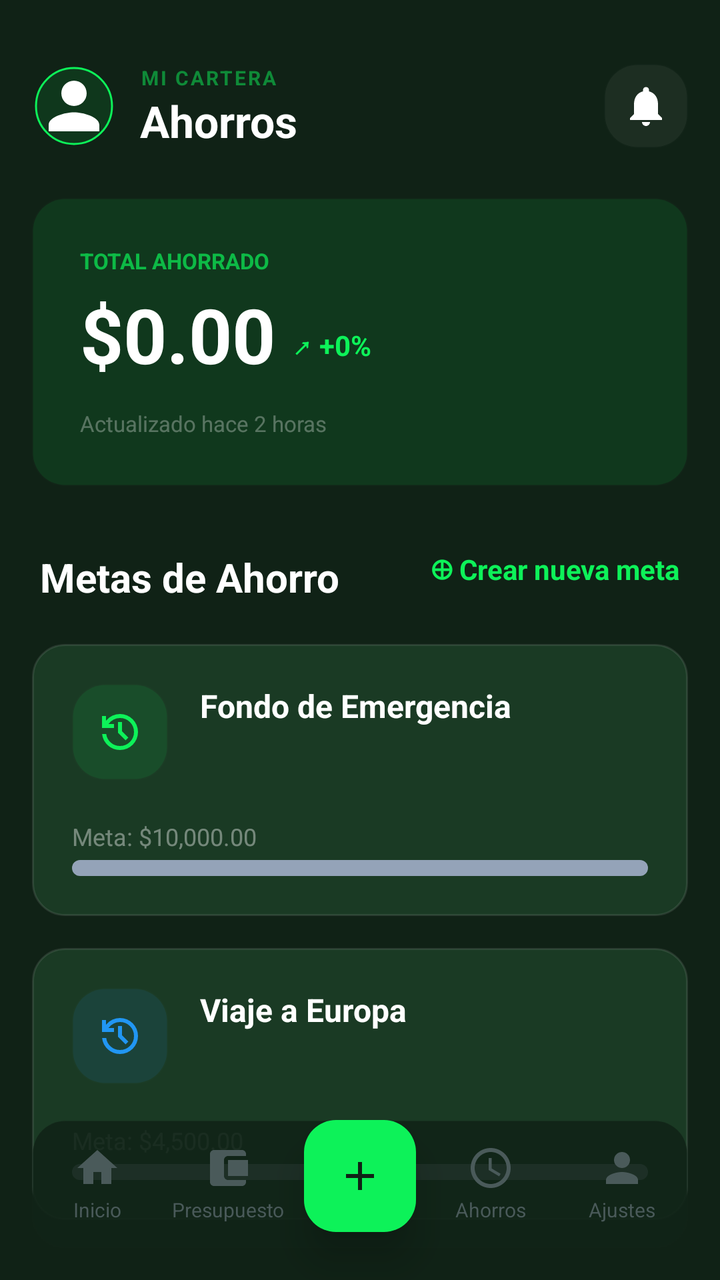
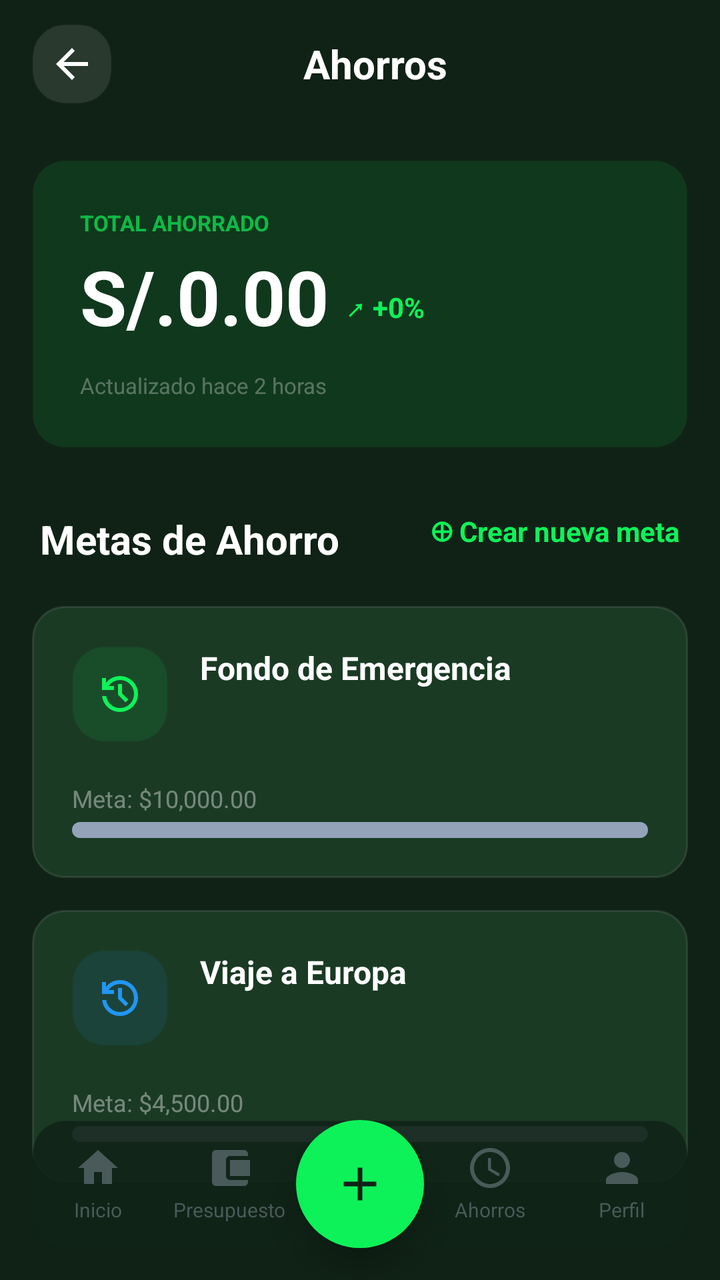

Screens rendered from an Android XML layout before and after an edit, with the pre-edit source and the edit as a unified diff.
<!-- AndroidManifest.xml: application theme Theme.IngresosGastosApp -->
<!-- res/layout/activity_ahorros.xml -->
<?xml version="1.0" encoding="utf-8"?>
<androidx.constraintlayout.widget.ConstraintLayout xmlns:android="http://schemas.android.com/apk/res/android"
    xmlns:app="http://schemas.android.com/apk/res-auto"
    xmlns:tools="http://schemas.android.com/tools"
    android:layout_width="match_parent"
    android:layout_height="match_parent"
    android:background="@color/stitch_background">

    
    <androidx.core.widget.NestedScrollView
        android:id="@+id/scroll_content"
        android:layout_width="match_parent"
        android:layout_height="0dp"
        android:clipToPadding="false"
        android:fillViewport="true"
        app:layout_constraintBottom_toBottomOf="parent"
        app:layout_constraintTop_toTopOf="parent">

        <LinearLayout
            android:layout_width="match_parent"
            android:layout_height="wrap_content"
            android:orientation="vertical"
            android:padding="16dp"
            android:paddingBottom="120dp">

            
            <RelativeLayout
                android:layout_width="match_parent"
                android:layout_height="wrap_content"
                android:layout_marginTop="16dp"
                android:layout_marginBottom="24dp">

                <com.google.android.material.imageview.ShapeableImageView
                    android:id="@+id/img_profile_ahorros"
                    android:layout_width="42dp"
                    android:layout_height="42dp"
                    android:src="@drawable/ic_person"
                    android:background="#1A0DF259"
                    android:padding="2dp"
                    app:shapeAppearanceOverlay="@style/CircleImage"
                    app:strokeColor="@color/stitch_primary"
                    app:strokeWidth="1dp"/>

                <LinearLayout
                    android:layout_width="wrap_content"
                    android:layout_height="wrap_content"
                    android:layout_toEndOf="@id/img_profile_ahorros"
                    android:layout_marginStart="12dp"
                    android:orientation="vertical">
                    <TextView
                        android:layout_width="wrap_content"
                        android:layout_height="wrap_content"
                        android:text="MI CARTERA"
                        android:textColor="#800DF259"
                        android:textSize="10sp"
                        android:textStyle="bold"
                        android:letterSpacing="0.1"/>
                    <TextView
                        android:layout_width="wrap_content"
                        android:layout_height="wrap_content"
                        android:text="Ahorros"
                        android:textColor="@color/white"
                        android:textSize="22sp"
                        android:textStyle="bold"/>
                </LinearLayout>

                <ImageButton
                    android:layout_width="42dp"
                    android:layout_height="42dp"
                    android:layout_alignParentEnd="true"
                    android:background="@drawable/bg_stitch_card"
                    android:backgroundTint="#0DFFFFFF"
                    android:src="@drawable/ic_notifications"
                    app:tint="@color/white" />
            </RelativeLayout>

            
            <androidx.constraintlayout.widget.ConstraintLayout
                android:layout_width="match_parent"
                android:layout_height="wrap_content"
                android:background="@drawable/bg_stitch_card"
                android:backgroundTint="#1A0DF259"
                android:padding="24dp"
                android:layout_marginBottom="32dp">

                <TextView
                    android:id="@+id/label_total"
                    android:layout_width="wrap_content"
                    android:layout_height="wrap_content"
                    android:text="TOTAL AHORRADO"
                    android:textColor="#B30DF259"
                    android:textSize="11sp"
                    android:textStyle="bold"
                    app:layout_constraintTop_toTopOf="parent"
                    app:layout_constraintStart_toStartOf="parent" />

                <TextView
                    android:id="@+id/tv_total_ahorrado"
                    android:layout_width="wrap_content"
                    android:layout_height="wrap_content"
                    android:text="$0.00"
                    android:textColor="@color/white"
                    android:textSize="38sp"
                    android:textStyle="bold"
                    android:layout_marginTop="4dp"
                    app:layout_constraintTop_toBottomOf="@id/label_total"
                    app:layout_constraintStart_toStartOf="parent" />

                <TextView
                    android:layout_width="wrap_content"
                    android:layout_height="wrap_content"
                    android:text="↗ +0%"
                    android:textColor="@color/stitch_primary"
                    android:textStyle="bold"
                    android:textSize="14sp"
                    android:layout_marginStart="8dp"
                    app:layout_constraintBottom_toBottomOf="@id/tv_total_ahorrado"
                    app:layout_constraintStart_toEndOf="@id/tv_total_ahorrado"
                    android:layout_marginBottom="10dp" />

                <TextView
                    android:layout_width="wrap_content"
                    android:layout_height="wrap_content"
                    android:text="Actualizado hace 2 horas"
                    android:textColor="#4DFFFFFF"
                    android:textSize="11sp"
                    android:layout_marginTop="12dp"
                    app:layout_constraintTop_toBottomOf="@id/tv_total_ahorrado"
                    app:layout_constraintStart_toStartOf="parent" />
            </androidx.constraintlayout.widget.ConstraintLayout>

            
            <RelativeLayout
                android:layout_width="match_parent"
                android:layout_height="wrap_content"
                android:layout_marginBottom="20dp"
                android:paddingHorizontal="4dp">
                <TextView
                    android:layout_width="wrap_content"
                    android:layout_height="wrap_content"
                    android:text="Metas de Ahorro"
                    android:textColor="@color/white"
                    android:textSize="20sp"
                    android:textStyle="bold"/>
                <TextView
                    android:id="@+id/btn_crear_meta"
                    android:layout_width="wrap_content"
                    android:layout_height="wrap_content"
                    android:layout_alignParentEnd="true"
                    android:text="⊕ Crear nueva meta"
                    android:textColor="@color/stitch_primary"
                    android:textStyle="bold"
                    android:textSize="14sp"/>
            </RelativeLayout>

            
            <LinearLayout
                android:layout_width="match_parent"
                android:layout_height="wrap_content"
                android:orientation="vertical">

                <androidx.constraintlayout.widget.ConstraintLayout
                    android:id="@+id/card_meta_emergencia"
                    android:layout_width="match_parent"
                    android:layout_height="wrap_content"
                    android:background="@drawable/bg_stitch_card"
                    android:padding="20dp"
                    android:layout_marginBottom="16dp"
                    android:clickable="true"
                    android:focusable="true"
                    android:foreground="?attr/selectableItemBackground">

                    <View
                        android:id="@+id/icon_bg_1"
                        android:layout_width="48dp"
                        android:layout_height="48dp"
                        android:background="@drawable/bg_stitch_card"
                        android:backgroundTint="#1A0DF259"
                        app:layout_constraintTop_toTopOf="parent"
                        app:layout_constraintStart_toStartOf="parent" />

                    <ImageView
                        android:layout_width="24dp"
                        android:layout_height="24dp"
                        android:src="@drawable/ic_history"
                        app:tint="@color/stitch_primary"
                        app:layout_constraintTop_toTopOf="@id/icon_bg_1"
                        app:layout_constraintBottom_toBottomOf="@id/icon_bg_1"
                        app:layout_constraintStart_toStartOf="@id/icon_bg_1"
                        app:layout_constraintEnd_toEndOf="@id/icon_bg_1" />

                    <TextView
                        android:layout_width="wrap_content"
                        android:layout_height="wrap_content"
                        android:text="Fondo de Emergencia"
                        android:textColor="@color/white"
                        android:textStyle="bold"
                        android:textSize="16sp"
                        android:layout_marginStart="16dp"
                        app:layout_constraintTop_toTopOf="@id/icon_bg_1"
                        app:layout_constraintStart_toEndOf="@id/icon_bg_1" />

                    <TextView
                        android:layout_width="wrap_content"
                        android:layout_height="wrap_content"
                        android:text="Meta: $10,000.00"
                        android:textColor="#66FFFFFF"
                        android:textSize="12sp"
                        android:layout_marginTop="20dp"
                        app:layout_constraintTop_toBottomOf="@id/icon_bg_1"
                        app:layout_constraintStart_toStartOf="parent" />

                    <ProgressBar
                        style="@android:style/Widget.ProgressBar.Horizontal"
                        android:layout_width="match_parent"
                        android:layout_height="8dp"
                        android:layout_marginTop="40dp"
                        android:progress="0"
                        android:progressDrawable="@drawable/progress_bar_green"
                        app:layout_constraintTop_toBottomOf="@id/icon_bg_1" />
                </androidx.constraintlayout.widget.ConstraintLayout>

                <androidx.constraintlayout.widget.ConstraintLayout
                    android:id="@+id/card_meta_viaje"
                    android:layout_width="match_parent"
                    android:layout_height="wrap_content"
                    android:background="@drawable/bg_stitch_card"
                    android:padding="20dp"
                    android:layout_marginBottom="16dp"
                    android:clickable="true"
                    android:focusable="true"
                    android:foreground="?attr/selectableItemBackground">

                    <View
                        android:id="@+id/icon_bg_2"
                        android:layout_width="48dp"
                        android:layout_height="48dp"
                        android:background="@drawable/bg_stitch_card"
                        android:backgroundTint="#1A2196F3"
                        app:layout_constraintTop_toTopOf="parent"
                        app:layout_constraintStart_toStartOf="parent" />

                    <ImageView
                        android:layout_width="24dp"
                        android:layout_height="24dp"
                        android:src="@drawable/ic_history"
                        app:tint="#2196F3"
                        app:layout_constraintTop_toTopOf="@id/icon_bg_2"
                        app:layout_constraintBottom_toBottomOf="@id/icon_bg_2"
                        app:layout_constraintStart_toStartOf="@id/icon_bg_2"
                        app:layout_constraintEnd_toEndOf="@id/icon_bg_2" />

                    <TextView
                        android:layout_width="wrap_content"
                        android:layout_height="wrap_content"
                        android:text="Viaje a Europa"
                        android:textColor="@color/white"
                        android:textStyle="bold"
                        android:textSize="16sp"
                        android:layout_marginStart="16dp"
                        app:layout_constraintTop_toTopOf="@id/icon_bg_2"
                        app:layout_constraintStart_toEndOf="@id/icon_bg_2" />

                    <TextView
                        android:layout_width="wrap_content"
                        android:layout_height="wrap_content"
                        android:text="Meta: $4,500.00"
                        android:textColor="#66FFFFFF"
                        android:textSize="12sp"
                        android:layout_marginTop="20dp"
                        app:layout_constraintTop_toBottomOf="@id/icon_bg_2"
                        app:layout_constraintStart_toStartOf="parent" />

                    <ProgressBar
                        style="@android:style/Widget.ProgressBar.Horizontal"
                        android:layout_width="match_parent"
                        android:layout_height="8dp"
                        android:layout_marginTop="40dp"
                        android:progress="0"
                        android:progressDrawable="@drawable/progress_bar_green"
                        app:layout_constraintTop_toBottomOf="@id/icon_bg_2" />
                </androidx.constraintlayout.widget.ConstraintLayout>

            </LinearLayout>

        </LinearLayout>
    </androidx.core.widget.NestedScrollView>

    
    <include
        layout="@layout/layout_bottom_navigation"
        android:layout_width="0dp"
        android:layout_height="wrap_content"
        app:layout_constraintBottom_toBottomOf="parent"
        app:layout_constraintEnd_toEndOf="parent"
        app:layout_constraintStart_toStartOf="parent" />

</androidx.constraintlayout.widget.ConstraintLayout>
<!-- res/layout/layout_bottom_navigation.xml (included above) -->
<?xml version="1.0" encoding="utf-8"?>
<FrameLayout xmlns:android="http://schemas.android.com/apk/res/android"
    xmlns:app="http://schemas.android.com/apk/res-auto"
    android:id="@+id/bottom_nav_container"
    android:layout_width="match_parent"
    android:layout_height="wrap_content"
    android:layout_gravity="bottom">

    
    <LinearLayout
        android:layout_width="match_parent"
        android:layout_height="64dp"
        android:layout_marginStart="16dp"
        android:layout_marginEnd="16dp"
        android:layout_marginBottom="16dp"
        android:background="@drawable/bg_stitch_card"
        android:backgroundTint="#E6102216"
        android:elevation="8dp"
        android:gravity="center_vertical"
        android:orientation="horizontal">

        
        <LinearLayout
            android:id="@+id/nav_item_inicio"
            android:layout_width="0dp"
            android:layout_height="match_parent"
            android:layout_weight="1"
            android:gravity="center"
            android:orientation="vertical"
            android:clickable="true"
            android:focusable="true"
            android:background="?attr/selectableItemBackgroundBorderless"
            android:paddingVertical="8dp">

            <ImageView
                android:id="@+id/nav_icon_inicio"
                android:layout_width="24dp"
                android:layout_height="24dp"
                android:src="@drawable/ic_home"
                app:tint="#4A5A5A" />

            <TextView
                android:id="@+id/nav_text_inicio"
                android:layout_width="wrap_content"
                android:layout_height="wrap_content"
                android:layout_marginTop="2dp"
                android:text="Inicio"
                android:textColor="#4A5A5A"
                android:textSize="10sp" />
        </LinearLayout>

        
        <LinearLayout
            android:id="@+id/nav_item_presupuesto"
            android:layout_width="0dp"
            android:layout_height="match_parent"
            android:layout_weight="1"
            android:gravity="center"
            android:orientation="vertical"
            android:clickable="true"
            android:focusable="true"
            android:background="?attr/selectableItemBackgroundBorderless"
            android:paddingVertical="8dp">

            <ImageView
                android:id="@+id/nav_icon_presupuesto"
                android:layout_width="24dp"
                android:layout_height="24dp"
                android:src="@drawable/ic_wallet"
                app:tint="#4A5A5A" />

            <TextView
                android:id="@+id/nav_text_presupuesto"
                android:layout_width="wrap_content"
                android:layout_height="wrap_content"
                android:layout_marginTop="2dp"
                android:text="Presupuesto"
                android:textColor="#4A5A5A"
                android:textSize="10sp" />
        </LinearLayout>

        
        <View
            android:layout_width="0dp"
            android:layout_height="match_parent"
            android:layout_weight="1" />

        
        <LinearLayout
            android:id="@+id/nav_item_ahorros"
            android:layout_width="0dp"
            android:layout_height="match_parent"
            android:layout_weight="1"
            android:gravity="center"
            android:orientation="vertical"
            android:clickable="true"
            android:focusable="true"
            android:background="?attr/selectableItemBackgroundBorderless"
            android:paddingVertical="8dp">

            <ImageView
                android:id="@+id/nav_icon_ahorros"
                android:layout_width="24dp"
                android:layout_height="24dp"
                android:src="@drawable/ic_goal"
                app:tint="#4A5A5A" />

            <TextView
                android:id="@+id/nav_text_ahorros"
                android:layout_width="wrap_content"
                android:layout_height="wrap_content"
                android:layout_marginTop="2dp"
                android:text="Ahorros"
                android:textColor="#4A5A5A"
                android:textSize="10sp" />
        </LinearLayout>

        
        <LinearLayout
            android:id="@+id/nav_item_ajustes"
            android:layout_width="0dp"
            android:layout_height="match_parent"
            android:layout_weight="1"
            android:gravity="center"
            android:orientation="vertical"
            android:clickable="true"
            android:focusable="true"
            android:background="?attr/selectableItemBackgroundBorderless"
            android:paddingVertical="8dp">

            <ImageView
                android:id="@+id/nav_icon_ajustes"
                android:layout_width="24dp"
                android:layout_height="24dp"
                android:src="@drawable/ic_person"
                app:tint="#4A5A5A" />

            <TextView
                android:id="@+id/nav_text_ajustes"
                android:layout_width="wrap_content"
                android:layout_height="wrap_content"
                android:layout_marginTop="2dp"
                android:text="Ajustes"
                android:textColor="#4A5A5A"
                android:textSize="10sp" />
        </LinearLayout>

    </LinearLayout>

    
    <com.google.android.material.floatingactionbutton.FloatingActionButton
        android:id="@+id/fab_add"
        android:layout_width="wrap_content"
        android:layout_height="wrap_content"
        android:layout_gravity="center_horizontal"
        android:src="@drawable/ic_add"
        app:backgroundTint="@color/stitch_primary"
        app:borderWidth="0dp"
        app:elevation="12dp"
        app:fabSize="normal"
        app:tint="@color/stitch_background" />

</FrameLayout>
<!-- resources referenced by this layout -->
<resources>
  <color name="stitch_background">#102216</color>
  <color name="stitch_primary">#0df259</color>
  <color name="white">#FFFFFFFF</color>
  <!-- drawable bg_stitch_card (drawable) -->
  <?xml version="1.0" encoding="utf-8"?>
  <shape xmlns:android="http://schemas.android.com/apk/res/android">
      <solid android:color="#1A3A24" />
      <corners android:radius="16dp" />
      <stroke android:width="1dp" android:color="#1AFFFFFF" />
  </shape>
  <!-- drawable ic_add (drawable) -->
  <vector xmlns:android="http://schemas.android.com/apk/res/android" android:height="24dp" android:tint="#000000" android:viewportHeight="24" android:viewportWidth="24" android:width="24dp">
        
      <path android:fillColor="@android:color/white" android:pathData="M19,13h-6v6h-2v-6H5v-2h6V5h2v6h6v2z"/>
      
  </vector>
  <!-- drawable ic_goal (drawable) -->
  <?xml version="1.0" encoding="utf-8"?>
  <vector xmlns:android="http://schemas.android.com/apk/res/android"
      android:width="24dp"
      android:height="24dp"
      android:viewportWidth="24"
      android:viewportHeight="24">
      <path
          android:fillColor="@color/green_accent"
          android:pathData="M12,2C6.48,2 2,6.48 2,12s4.48,10 10,10 10,-4.48 10,-10S17.52,2 12,2zM12,20c-4.42,0 -8,-3.58 -8,-8s3.58,-8 8,-8 8,3.58 8,8 -3.58,8 -8,8zM12.5,7H11v6l5.25,3.15 0.75,-1.23 -4.5,-2.67z"/>
  </vector>
  <!-- drawable ic_home (drawable) -->
  <?xml version="1.0" encoding="utf-8"?>
  <vector xmlns:android="http://schemas.android.com/apk/res/android"
      android:width="24dp"
      android:height="24dp"
      android:viewportWidth="24"
      android:viewportHeight="24">
      <path
          android:fillColor="@color/white"
          android:pathData="M10,20v-6h4v6h5v-8h3L12,3 2,12h3v8z"/>
  </vector>
  <!-- drawable ic_notifications (drawable) -->
  <?xml version="1.0" encoding="utf-8"?>
  <vector xmlns:android="http://schemas.android.com/apk/res/android"
      android:width="24dp"
      android:height="24dp"
      android:viewportWidth="24"
      android:viewportHeight="24">
      <path
          android:fillColor="@color/white"
          android:pathData="M12,22c1.1,0 2,-0.9 2,-2h-4c0,1.1 0.89,2 2,2zM18,16v-5c0,-3.07 -1.64,-5.64 -4.5,-6.32L13.5,4c0,-0.83 -0.67,-1.5 -1.5,-1.5s-1.5,0.67 -1.5,1.5v0.68C7.63,5.36 6,7.92 6,11v5l-2,2v1h16v-1l-2,-2z"/>
  </vector>
  <!-- drawable ic_person (drawable) -->
  <?xml version="1.0" encoding="utf-8"?>
  <vector xmlns:android="http://schemas.android.com/apk/res/android"
      android:width="24dp"
      android:height="24dp"
      android:viewportWidth="24"
      android:viewportHeight="24">
      <path
          android:fillColor="@color/white"
          android:pathData="M12,12c2.21,0 4,-1.79 4,-4s-1.79,-4 -4,-4 -4,1.79 -4,4 1.79,4 4,4zM12,14c-2.67,0 -8,1.34 -8,4v2h16v-2c0,-2.66 -5.33,-4 -8,-4z"/>
  </vector>
  <!-- drawable ic_wallet (drawable) -->
  <?xml version="1.0" encoding="utf-8"?>
  <vector xmlns:android="http://schemas.android.com/apk/res/android"
      android:width="24dp"
      android:height="24dp"
      android:viewportWidth="24"
      android:viewportHeight="24">
      <path
          android:fillColor="@color/green_accent"
          android:pathData="M21,18v1c0,1.1 -0.9,2 -2,2H5c-1.11,0 -2,-0.9 -2,-2V5c0,-1.1 0.89,-2 2,-2h14c1.1,0 2,0.9 2,2v1h-9c-1.11,0 -2,0.9 -2,2v8c0,1.1 0.89,2 2,2h9zM12,16h10V8H12v8z"/>
  </vector>
  <style name="CircleImage">
          <item name="cornerSize">50%</item>
      </style>
  <style name="Theme.IngresosGastosApp" parent="Base.Theme.IngresosGastosApp" />
  <color name="green_accent">#22C55E</color>
  <color name="text_on_dark_muted">#94A3B8</color>
  <color name="bg_dark_card">#1A2E19</color>
  <color name="bg_dark">#0D1F0C</color>
  <!-- unchanged entries left out for length: 3 -->
</resources>

<!-- the commit's change to res/layout/activity_ahorros.xml (unified diff, before → after) -->
@@ -1,20 +1,58 @@
 <?xml version="1.0" encoding="utf-8"?>
-<androidx.constraintlayout.widget.ConstraintLayout xmlns:android="http://schemas.android.com/apk/res/android"
+<androidx.constraintlayout.widget.ConstraintLayout
+    xmlns:android="http://schemas.android.com/apk/res/android"
     xmlns:app="http://schemas.android.com/apk/res-auto"
     xmlns:tools="http://schemas.android.com/tools"
     android:layout_width="match_parent"
     android:layout_height="match_parent"
     android:background="@color/stitch_background">
 
+    <androidx.appcompat.widget.Toolbar
+        android:id="@+id/toolbarAhorro"
+        android:layout_width="0dp"
+        android:layout_height="?attr/actionBarSize"
+        android:background="@color/stitch_background"
+        android:elevation="0dp"
+        app:layout_constraintEnd_toEndOf="parent"
+        app:layout_constraintStart_toStartOf="parent"
+        app:layout_constraintTop_toTopOf="parent">
+
+        <RelativeLayout
+            android:layout_width="match_parent"
+            android:layout_height="match_parent"
+            android:paddingEnd="16dp">
+
+            <ImageButton
+                android:id="@+id/btnBack"
+                android:layout_width="40dp"
+                android:layout_height="40dp"
+                android:layout_centerVertical="true"
+                android:background="@drawable/bg_stitch_card"
+                android:backgroundTint="#1AFFFFFF"
+                android:src="@drawable/ic_arrow_back"
+                app:tint="@color/white" />
+
+            <TextView
+                android:layout_width="wrap_content"
+                android:layout_height="wrap_content"
+                android:layout_centerInParent="true"
+                android:text="Ahorros"
+                android:textColor="@color/white"
+                android:textSize="20sp"
+                android:textStyle="bold" />
+        </RelativeLayout>
+    </androidx.appcompat.widget.Toolbar>
+
     
     <androidx.core.widget.NestedScrollView
         android:id="@+id/scroll_content"
-        android:layout_width="match_parent"
+        android:layout_width="0dp"
         android:layout_height="0dp"
         android:clipToPadding="false"
-        android:fillViewport="true"
         app:layout_constraintBottom_toBottomOf="parent"
-        app:layout_constraintTop_toTopOf="parent">
+        app:layout_constraintEnd_toEndOf="parent"
+        app:layout_constraintStart_toStartOf="parent"
+        app:layout_constraintTop_toBottomOf="@id/toolbarAhorro">
 
         <LinearLayout
             android:layout_width="match_parent"
@@ -24,57 +62,6 @@
             android:paddingBottom="120dp">
 
             
-            <RelativeLayout
-                android:layout_width="match_parent"
-                android:layout_height="wrap_content"
-                android:layout_marginTop="16dp"
-                android:layout_marginBottom="24dp">
-
-                <com.google.android.material.imageview.ShapeableImageView
-                    android:id="@+id/img_profile_ahorros"
-                    android:layout_width="42dp"
-                    android:layout_height="42dp"
-                    android:src="@drawable/ic_person"
-                    android:background="#1A0DF259"
-                    android:padding="2dp"
-                    app:shapeAppearanceOverlay="@style/CircleImage"
-                    app:strokeColor="@color/stitch_primary"
-                    app:strokeWidth="1dp"/>
-
-                <LinearLayout
-                    android:layout_width="wrap_content"
-                    android:layout_height="wrap_content"
-                    android:layout_toEndOf="@id/img_profile_ahorros"
-                    android:layout_marginStart="12dp"
-                    android:orientation="vertical">
-                    <TextView
-                        android:layout_width="wrap_content"
-                        android:layout_height="wrap_content"
-                        android:text="MI CARTERA"
-                        android:textColor="#800DF259"
-                        android:textSize="10sp"
-                        android:textStyle="bold"
-                        android:letterSpacing="0.1"/>
-                    <TextView
-                        android:layout_width="wrap_content"
-                        android:layout_height="wrap_content"
-                        android:text="Ahorros"
-                        android:textColor="@color/white"
-                        android:textSize="22sp"
-                        android:textStyle="bold"/>
-                </LinearLayout>
-
-                <ImageButton
-                    android:layout_width="42dp"
-                    android:layout_height="42dp"
-                    android:layout_alignParentEnd="true"
-                    android:background="@drawable/bg_stitch_card"
-                    android:backgroundTint="#0DFFFFFF"
-                    android:src="@drawable/ic_notifications"
-                    app:tint="@color/white" />
-            </RelativeLayout>
-
-            
             <androidx.constraintlayout.widget.ConstraintLayout
                 android:layout_width="match_parent"
                 android:layout_height="wrap_content"
@@ -98,7 +85,7 @@
                     android:id="@+id/tv_total_ahorrado"
                     android:layout_width="wrap_content"
                     android:layout_height="wrap_content"
-                    android:text="$0.00"
+                    android:text="S/.0.00"
                     android:textColor="@color/white"
                     android:textSize="38sp"
                     android:textStyle="bold"
@@ -289,7 +276,7 @@
     
     <include
         layout="@layout/layout_bottom_navigation"
-        android:layout_width="0dp"
+        android:layout_width="match_parent"
         android:layout_height="wrap_content"
         app:layout_constraintBottom_toBottomOf="parent"
         app:layout_constraintEnd_toEndOf="parent"
@@ -303,6 +290,8 @@
     android:id="@+id/bottom_nav_container"
     android:layout_width="match_parent"
     android:layout_height="wrap_content"
+    android:clipChildren="false"
+    android:clipToPadding="false"
     android:layout_gravity="bottom">
 
     
@@ -377,12 +366,19 @@
                 android:textColor="#4A5A5A"
                 android:textSize="10sp" />
         </LinearLayout>
-
-        
-        <View
-            android:layout_width="0dp"
-            android:layout_height="match_parent"
-            android:layout_weight="1" />
+        <com.google.android.material.floatingactionbutton.FloatingActionButton
+            android:id="@+id/fab_add"
+            android:layout_width="100dp"
+            android:layout_height="64dp"
+            android:layout_gravity="center_horizontal"
+            android:src="@drawable/ic_add"
+            app:backgroundTint="@color/stitch_primary"
+            app:borderWidth="0dp"
+            app:elevation="12dp"
+            app:fabCustomSize="64dp"
+            app:maxImageSize="28dp"
+            app:shapeAppearanceOverlay="@style/ShapeAppearanceOverlay.MaterialComponents.FloatingActionButton"
+            app:tint="@color/stitch_background" />
 
         
         <LinearLayout
@@ -439,24 +435,16 @@
                 android:layout_width="wrap_content"
                 android:layout_height="wrap_content"
                 android:layout_marginTop="2dp"
-                android:text="Ajustes"
+                android:text="Perfil"
                 android:textColor="#4A5A5A"
                 android:textSize="10sp" />
         </LinearLayout>
 
+
+
     </LinearLayout>
 
     
-    <com.google.android.material.floatingactionbutton.FloatingActionButton
-        android:id="@+id/fab_add"
-        android:layout_width="wrap_content"
-        android:layout_height="wrap_content"
-        android:layout_gravity="center_horizontal"
-        android:src="@drawable/ic_add"
-        app:backgroundTint="@color/stitch_primary"
-        app:borderWidth="0dp"
-        app:elevation="12dp"
-        app:fabSize="normal"
-        app:tint="@color/stitch_background" />
+
 
 </FrameLayout>
<!-- resource entries referenced after the edit -->
@@ -15,6 +15,17 @@
         
       <path android:fillColor="@android:color/white" android:pathData="M19,13h-6v6h-2v-6H5v-2h6V5h2v6h6v2z"/>
       
+  </vector>
+  <!-- drawable ic_arrow_back (drawable) -->
+  <?xml version="1.0" encoding="utf-8"?>
+  <vector xmlns:android="http://schemas.android.com/apk/res/android"
+      android:width="24dp"
+      android:height="24dp"
+      android:viewportWidth="24"
+      android:viewportHeight="24">
+      <path
+          android:fillColor="#FFFFFF"
+          android:pathData="M20,11H7.83l5.59-5.59L12,4l-8,8 8,8 1.41-1.41L7.83,13H20v-2z"/>
   </vector>
   <!-- drawable ic_goal (drawable) -->
   <?xml version="1.0" encoding="utf-8"?>
@@ -37,17 +48,6 @@
       <path
           android:fillColor="@color/white"
           android:pathData="M10,20v-6h4v6h5v-8h3L12,3 2,12h3v8z"/>
-  </vector>
-  <!-- drawable ic_notifications (drawable) -->
-  <?xml version="1.0" encoding="utf-8"?>
-  <vector xmlns:android="http://schemas.android.com/apk/res/android"
-      android:width="24dp"
-      android:height="24dp"
-      android:viewportWidth="24"
-      android:viewportHeight="24">
-      <path
-          android:fillColor="@color/white"
-          android:pathData="M12,22c1.1,0 2,-0.9 2,-2h-4c0,1.1 0.89,2 2,2zM18,16v-5c0,-3.07 -1.64,-5.64 -4.5,-6.32L13.5,4c0,-0.83 -0.67,-1.5 -1.5,-1.5s-1.5,0.67 -1.5,1.5v0.68C7.63,5.36 6,7.92 6,11v5l-2,2v1h16v-1l-2,-2z"/>
   </vector>
   <!-- drawable ic_person (drawable) -->
   <?xml version="1.0" encoding="utf-8"?>
